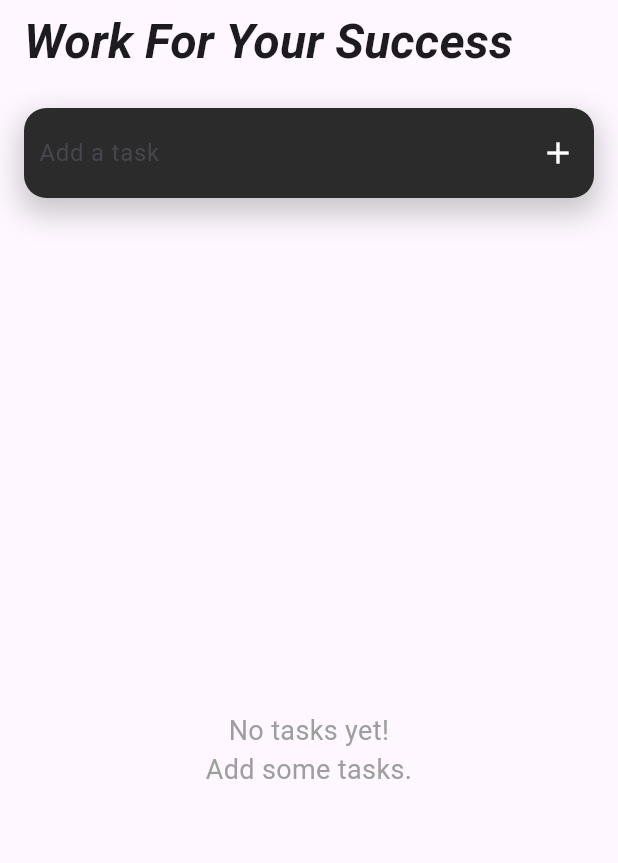
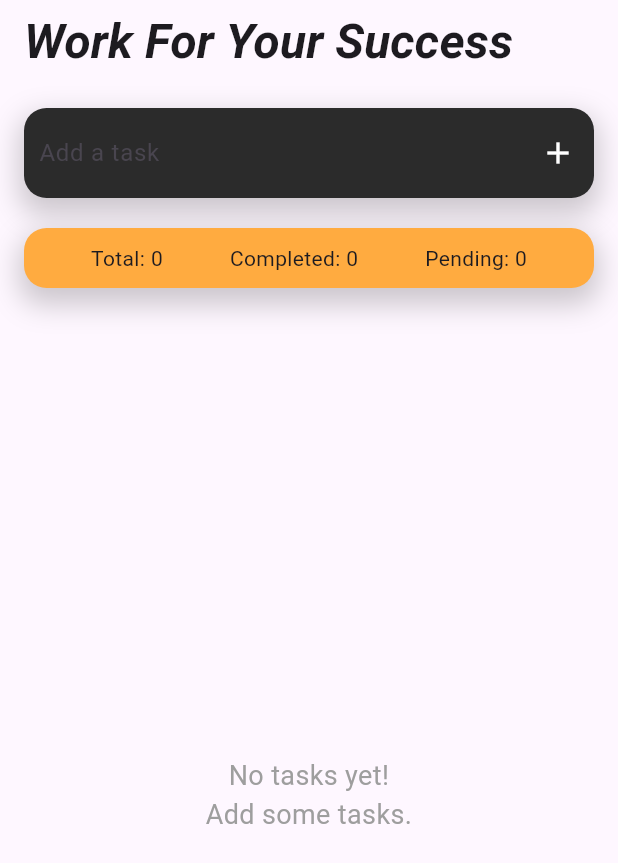
Before and after one commit to NisalUthsara/Task-Manager-App-Flutter, a Flutter app: the screen it shows after launch, on a phone screen of 412 x 824 dp. Shown: the top 863 px of the screen. Run offline on Flutter 3.47's test engine with Material 3 defaults, Android fonts, the light colour scheme and no system bars.

Commit message:
minor update

```diff
--- a/lib/screens/todo_screen.dart
+++ b/lib/screens/todo_screen.dart
@@ -101,6 +101,37 @@ class _TodoScreenState extends State<TodoScreen> {
                   ],
                 ),
               ),
+              const SizedBox(height: 20),
+
+              Container(
+                width: double.infinity,
+                height: 40,
+                decoration: BoxDecoration(
+                  color: Colors.orangeAccent,
+                  borderRadius: BorderRadius.circular(15),
+                  boxShadow: [
+                    BoxShadow(
+                      color: Colors.black.withOpacity(0.2),
+                      spreadRadius: 3,
+                      blurRadius: 16,
+                      offset: Offset(0, 8),
+                    ),
+                  ],
+                ),
+                child: Row(
+                  mainAxisAlignment: MainAxisAlignment.spaceEvenly,
+                  children: [
+                    Text('Total: ${_tasks.length}'),
+                    Text(
+                      'Completed: ${_completed.where((task) => task == true).length}',
+                    ),
+                    Text(
+                      'Pending: ${_completed.where((task) => task == false).length}',
+                    ),
+                  ],
+                ),
+              ),
+
               const SizedBox(height: 60),
               //tasks panel goes here
               Expanded(
```
